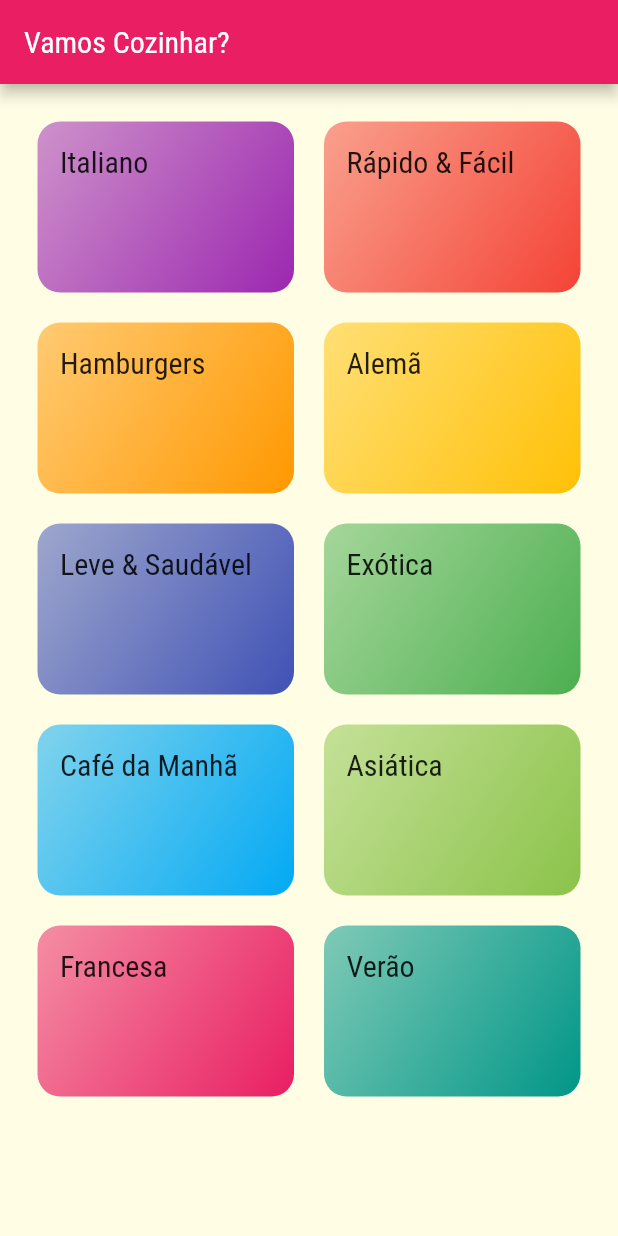
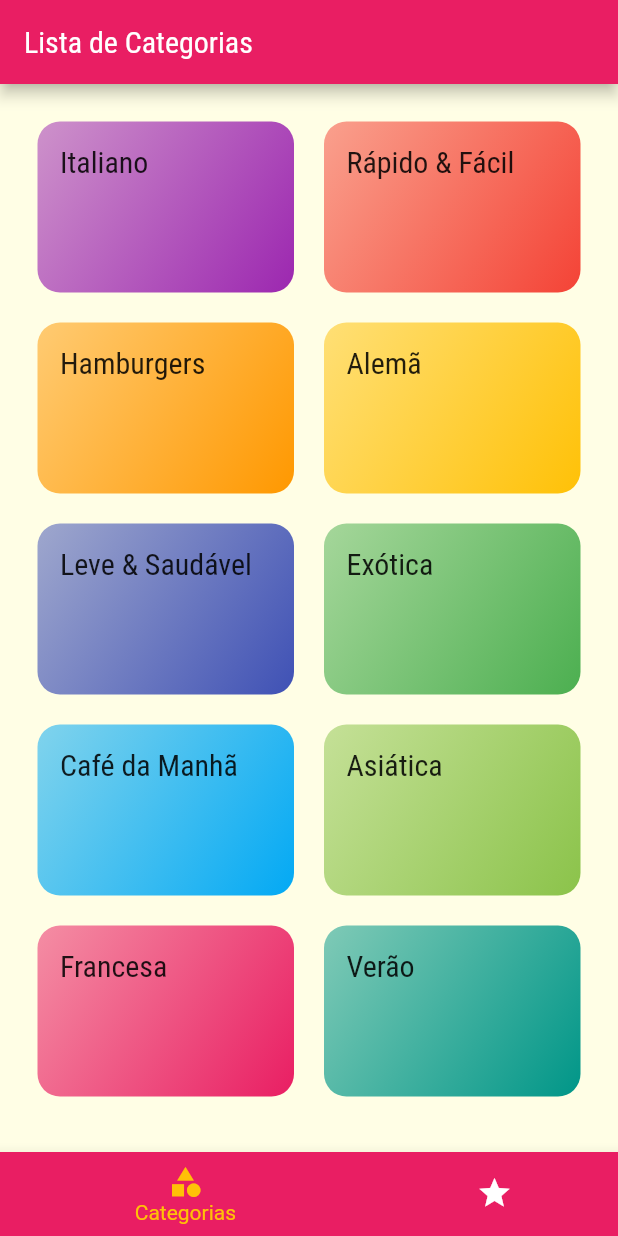
Before and after one commit to JonathanOishi/cardapio_comida, a Flutter app: the screen it shows after launch, on a phone screen of 412 x 824 dp. Run offline on Flutter 3.47's test engine with Material 2 defaults, Android fonts, the phone set to English and light mode, and no system bars.

Commit message:
Segundo Commit

```diff
--- a/lib/main.dart
+++ b/lib/main.dart
@@ -1,8 +1,9 @@
 import 'package:flutter/material.dart';
-import 'screens/categories_screen.dart';
+import 'screens/tabs_screen.dart';
+// import 'screens/categories_screen.dart';
 import 'screens/categories_meals_screen.dart';
+import 'screens/meal_detail_screen.dart';
 import 'utils/app_routes.dart';
-import 'screens/meal_detail_screen.dart';
 
 void main() {
   runApp(const MyApp());
@@ -30,9 +31,9 @@ class MyApp extends StatelessWidget {
             ),
       ),
       routes: {
-        AppRoutes.home: (ctx) => const CategoriesScreen(),
+        AppRoutes.home: (ctx) => const TabsScreen(),
         AppRoutes.categoriesMeals: (ctx) => const CategoriesMealsScreen(),
-        AppRoutes.mealDetail: (context) => const MealDetailScreen(),
+        AppRoutes.mealDetail: (ctx) => const MealDetailScreen(),
       },
     );
   }
--- a/lib/screens/categories_screen.dart
+++ b/lib/screens/categories_screen.dart
@@ -7,11 +7,7 @@ class CategoriesScreen extends StatelessWidget {
 
   @override
   Widget build(BuildContext context) {
-    return Scaffold(
-      appBar: AppBar(
-        title: const Text('Vamos Cozinhar?'),
-      ),
-      body: GridView(
+    return GridView(
       padding: const EdgeInsets.all(25),
       gridDelegate: const SliverGridDelegateWithMaxCrossAxisExtent(
         maxCrossAxisExtent: 200,
@@ -22,7 +18,6 @@ class CategoriesScreen extends StatelessWidget {
       children: dummyCategories.map((cat) {
         return CategoryItem(cat);
       }).toList(),
-      ),
     );
   }
 }
--- /dev/null
+++ b/lib/screens/tabs_screen.dart
@@ -0,0 +1,57 @@
+import 'package:flutter/material.dart';
+import 'categories_screen.dart';
+import 'favorite_screen.dart';
+
+class TabsScreen extends StatefulWidget {
+  const TabsScreen({Key? key}) : super(key: key);
+
+  @override
+  State<TabsScreen> createState() => _TabsScreenState();
+}
+
+class _TabsScreenState extends State<TabsScreen> {
+  int _selectedScreenIndex = 0;
+
+  final List<Map<String, Object>> _screens = [
+    {'title': 'Lista de Categorias', 'screen': const CategoriesScreen()},
+    {'title': 'Meus Favoritos', 'screen': const FavoriteScreen()},
+  ];
+
+  _selectScreen(int index) {
+    setState(() {
+      _selectedScreenIndex = index;
+    });
+  }
+
+  @override
+  Widget build(BuildContext context) {
+    return Scaffold(
+      appBar: AppBar(
+        title: Text(
+          _screens[_selectedScreenIndex]['title'] as String,
+        ),
+      ),
+      body: _screens[_selectedScreenIndex]['screen'] as Widget,
+      bottomNavigationBar: BottomNavigationBar(
+        onTap: _selectScreen,
+        backgroundColor: Theme.of(context).colorScheme.primary,
+        unselectedItemColor: Colors.white,
+        selectedItemColor: Theme.of(context).colorScheme.secondary,
+        currentIndex: _selectedScreenIndex,
+        type: BottomNavigationBarType.shifting,
+        items: [
+          BottomNavigationBarItem(
+            icon: const Icon(Icons.category),
+            label: 'Categorias',
+            backgroundColor: Theme.of(context).colorScheme.primary,
+          ),
+          BottomNavigationBarItem(
+            icon: const Icon(Icons.star),
+            label: 'Favoritos',
+            backgroundColor: Theme.of(context).colorScheme.primary,
+          ),
+        ],
+      ),
+    );
+  }
+}
--- a/lib/utils/app_routes.dart
+++ b/lib/utils/app_routes.dart
@@ -1,5 +1,5 @@
 class AppRoutes {
   static const home = '/';
   static const categoriesMeals = '/categories-meals';
-  static const mealDetail = '/meal-detail';
+  static const mealDetail = '/metal-detail';
 }
```
Also changed, not shown: lib/screens/favorite_screen.dart (added, +12 -0 lines), lib/screens/meal_detail_screen.dart (+80 -4 lines). Lines whose indentation alone changed are shown as unchanged.
